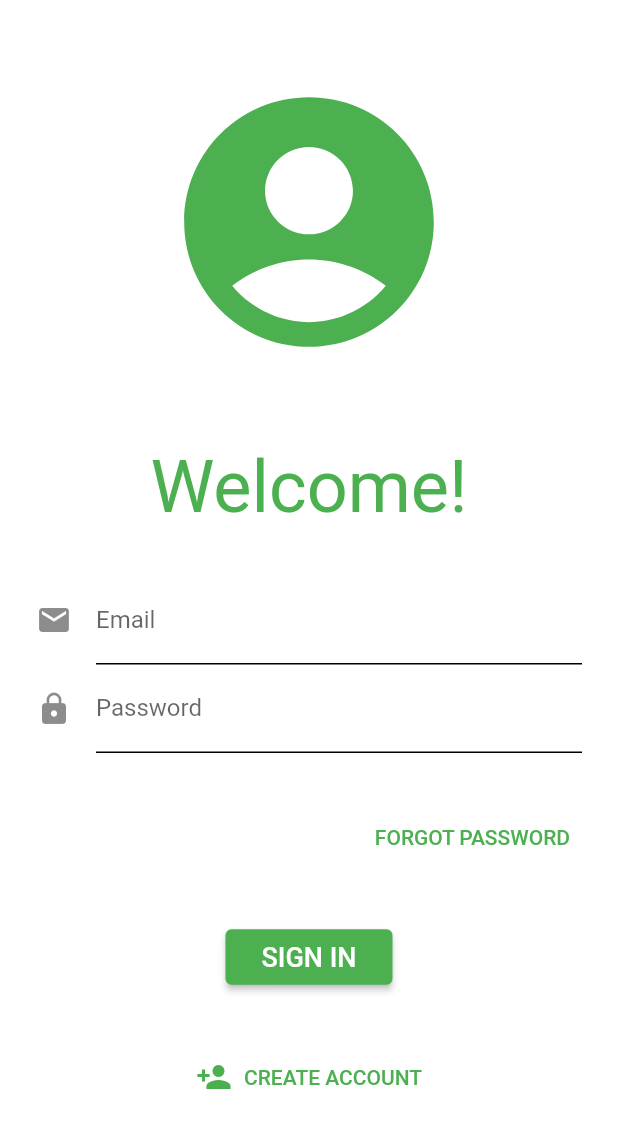
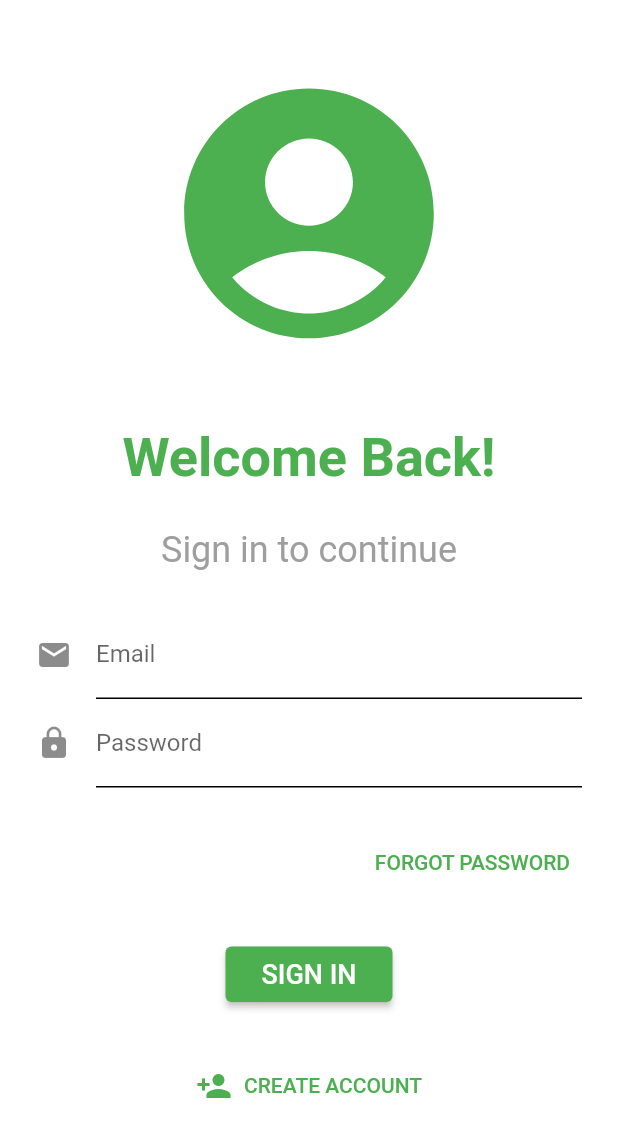
Before and after one commit to AidanWickes/actifind, a Flutter app: the screen it shows after launch, on a phone screen of 412 x 824 dp. Shown: the top 1137 px of the screen. Run offline on Flutter 3.47's test engine with Material 2 defaults, Android fonts, the phone set to English and light mode, and no system bars; our stand-ins replace cloud_firestore, firebase_auth, firebase_core, flutter_form_builder, shared_preferences; accounts and stored records are empty.

Commit message:
small ui tweaks

```diff
--- a/lib/main.dart
+++ b/lib/main.dart
@@ -1,6 +1,5 @@
 import 'package:actifind/services/shared_prefs.dart';
 import 'package:actifind/views/authenticate/authenticate.dart';
-import 'package:actifind/views/wrapper.dart';
 import 'package:flutter/material.dart';
 
 //Import the firebase_core plugin
--- a/lib/views/authenticate/signin.dart
+++ b/lib/views/authenticate/signin.dart
@@ -87,10 +87,18 @@ class _SignInPageState extends State<SignInPage> {
                         ),
                       ),
                       Text(
-                        "Welcome!",
+                        "Welcome Back!",
                         style: TextStyle(
-                          fontSize: 48,
+                          fontSize: 36,
                           color: Colors.green,
+                          fontWeight: FontWeight.bold,
+                        ),
+                      ),
+                      Text(
+                        "Sign in to continue",
+                        style: TextStyle(
+                          fontSize: 24,
+                          color: Colors.grey,
                         ),
                       ),
                       Form(
--- a/lib/views/messages/messages.dart
+++ b/lib/views/messages/messages.dart
@@ -94,13 +94,13 @@ class _MessagesViewState extends State<MessagesView> {
                       height: 30,
                       decoration: BoxDecoration(
                         borderRadius: BorderRadius.circular(30),
-                        color: Colors.pink[50],
+                        color: Colors.green[50],
                       ),
                       child: Row(
                         children: [
                           Icon(
                             Icons.add,
-                            color: Colors.pink,
+                            color: Colors.green,
                             size: 20,
                           ),
                           SizedBox(
```
